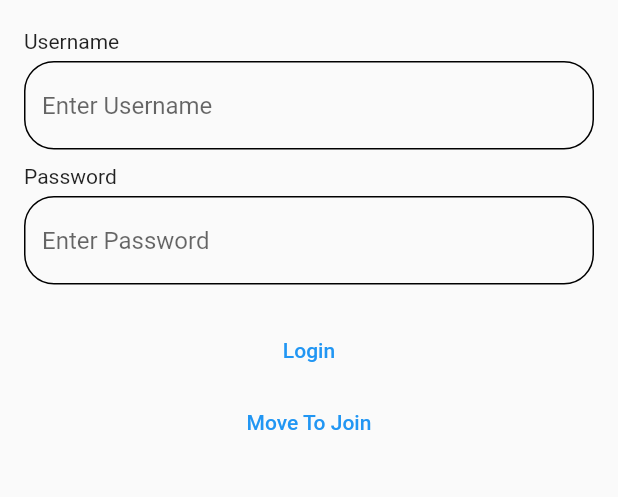
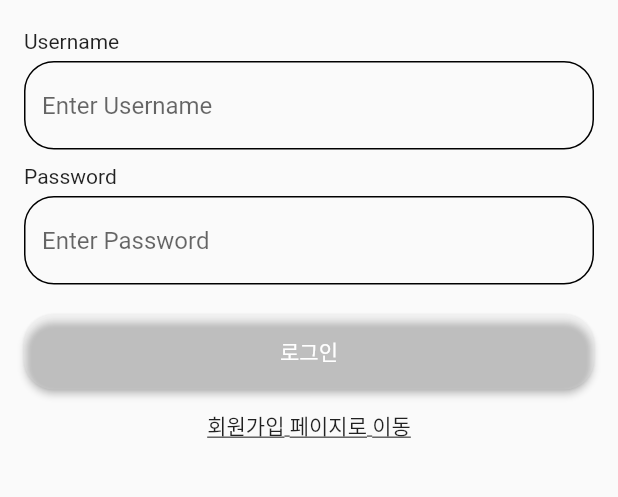
Before and after one commit to codingspecialist/flutter-blog-riverpod-2023-last, a Flutter app: the screen it shows after launch, on a phone screen of 412 x 824 dp, the part 350-847 px from its top. Run offline on Flutter 3.47's test engine with Material 2 defaults, Android fonts, the phone set to English and light mode, and no system bars; our stand-ins replace flutter_svg, logger, validators.

Commit message:
회원정보 보기 삭제

```diff
--- a/lib/core/constants/move.dart
+++ b/lib/core/constants/move.dart
@@ -3,7 +3,6 @@ import 'package:flutter_blog_2/views/pages/auth/join_page/join_page.dart';
 import 'package:flutter_blog_2/views/pages/auth/login_page/login_page.dart';
 import 'package:flutter_blog_2/views/pages/post/list_page/post_list_page.dart';
 import 'package:flutter_blog_2/views/pages/post/write_page/post_write_page.dart';
-import 'package:flutter_blog_2/views/pages/user/info_page/user_info_page.dart';
 
 class Move {
   static String loginPage = "/login";
@@ -15,10 +14,9 @@ class Move {
 
 Map<String, Widget Function(BuildContext)> getRouters() {
   return {
-    Move.loginPage: (context) => LoginPage(),
-    Move.joinPage: (context) => JoinPage(),
+    Move.loginPage: (context) => const LoginPage(),
+    Move.joinPage: (context) => const JoinPage(),
     Move.postListPage: (context) => PostListPage(),
-    Move.postWritePage: (context) => PostWritePage(),
-    Move.userInfoPage: (context) => UserInfoPage(),
+    Move.postWritePage: (context) => const PostWritePage(),
   };
 }
--- a/lib/views/components/custom_elavated_button.dart
+++ b/lib/views/components/custom_elavated_button.dart
@@ -14,7 +14,7 @@ class CustomElevatedButton extends StatelessWidget {
         shape: RoundedRectangleBorder(
           borderRadius: BorderRadius.circular(20),
         ),
-        backgroundColor: Colors.orange,
+        backgroundColor: Colors.white12,
       ),
       onPressed: funPageRoute,
       child: Text("$text"),
--- a/lib/views/components/custom_text_button.dart
+++ b/lib/views/components/custom_text_button.dart
@@ -10,7 +10,7 @@ class CustomTextButton extends StatelessWidget {
   Widget build(BuildContext context) {
     return TextButton(
       onPressed: function,
-      child: Text(text),
+      child: Text(text, style: const TextStyle(color: Colors.black87, decoration: TextDecoration.underline)),
     );
   }
 }
--- a/lib/views/pages/auth/join_page/components/join_body.dart
+++ b/lib/views/pages/auth/join_page/components/join_body.dart
@@ -19,8 +19,8 @@ class JoinBody extends StatelessWidget {
           const SizedBox(height: largeGap),
           JoinForm(),
           CustomTextButton(
-            "Move To Login",
-                () {
+            "로그인 페이지로 이동",
+            () {
               Navigator.pushNamed(context, Move.loginPage);
             },
           ),
--- a/lib/views/pages/auth/join_page/components/join_form.dart
+++ b/lib/views/pages/auth/join_page/components/join_form.dart
@@ -2,6 +2,7 @@ import 'package:flutter/material.dart';
 import 'package:flutter_blog_2/core/constants/size.dart';
 import 'package:flutter_blog_2/core/util/validator_util.dart';
 import 'package:flutter_blog_2/views/components/custom_auth_text_form_field.dart';
+import 'package:flutter_blog_2/views/components/custom_elavated_button.dart';
 
 class JoinForm extends StatelessWidget {
   final _formKey = GlobalKey<FormState>();
@@ -38,11 +39,7 @@ class JoinForm extends StatelessWidget {
             controller: _password,
           ),
           const SizedBox(height: largeGap),
-          TextButton(
-            onPressed: () {
-            },
-            child: const Text("Join"),
-          ),
+          CustomElevatedButton(text: "회원가입", funPageRoute: () {}),
         ],
       ),
     );
--- a/lib/views/pages/auth/login_page/components/login_body.dart
+++ b/lib/views/pages/auth/login_page/components/login_body.dart
@@ -19,8 +19,8 @@ class LoginBody extends StatelessWidget {
           const SizedBox(height: largeGap),
           LoginForm(),
           CustomTextButton(
-            "Move To Join",
-                () {
+            "회원가입 페이지로 이동",
+            () {
               Navigator.pushNamed(context, Move.joinPage);
             },
           ),
--- a/lib/views/pages/auth/login_page/components/login_form.dart
+++ b/lib/views/pages/auth/login_page/components/login_form.dart
@@ -3,6 +3,7 @@ import 'package:flutter_blog_2/core/constants/move.dart';
 import 'package:flutter_blog_2/core/constants/size.dart';
 import 'package:flutter_blog_2/core/util/validator_util.dart';
 import 'package:flutter_blog_2/views/components/custom_auth_text_form_field.dart';
+import 'package:flutter_blog_2/views/components/custom_elavated_button.dart';
 
 class LoginForm extends StatelessWidget {
   final _formKey = GlobalKey<FormState>();
@@ -31,14 +32,13 @@ class LoginForm extends StatelessWidget {
             controller: _password,
           ),
           const SizedBox(height: largeGap),
-          TextButton(
-            onPressed: () {
-              if (_formKey.currentState!.validate()) {
-                Navigator.popAndPushNamed(context, Move.postListPage);
-              }
-            },
-            child: const Text("Login"),
-          ),
+          CustomElevatedButton(
+              text: "로그인",
+              funPageRoute: () {
+                if (_formKey.currentState!.validate()) {
+                  Navigator.popAndPushNamed(context, Move.postListPage);
+                }
+              }),
         ],
       ),
     );
--- a/lib/views/pages/post/update_page/components/post_update_form.dart
+++ b/lib/views/pages/post/update_page/components/post_update_form.dart
@@ -4,9 +4,8 @@ import 'package:flutter_blog_2/core/util/validator_util.dart';
 import 'package:flutter_blog_2/views/components/custom_elavated_button.dart';
 import 'package:flutter_blog_2/views/components/custom_text_area.dart';
 import 'package:flutter_blog_2/views/components/custom_text_form_field.dart';
-import 'package:flutter_riverpod/flutter_riverpod.dart';
 
-class PostUpdateForm extends ConsumerWidget {
+class PostUpdateForm extends StatelessWidget {
   final _formKey = GlobalKey<FormState>();
   final _title = TextEditingController();
   final _content = TextEditingController();
@@ -14,7 +13,7 @@ class PostUpdateForm extends ConsumerWidget {
   PostUpdateForm({Key? key}) : super(key: key);
 
   @override
-  Widget build(BuildContext context, WidgetRef ref) {
+  Widget build(BuildContext context) {
     return Form(
       key: _formKey,
       child: ListView(
--- a/pubspec.yaml
+++ b/pubspec.yaml
@@ -34,10 +34,10 @@ dependencies:
   flutter_lints: ^2.0.1
   validators: ^3.0.0
   intl: ^0.18.1
-  dio: ^5.2.0
-  flutter_riverpod: ^2.3.6
+  #dio: ^5.2.0
+  #flutter_riverpod: ^2.3.6
   logger: ^1.3.0
-  flutter_secure_storage: ^8.0.0
+  #flutter_secure_storage: ^8.0.0
   cupertino_icons: ^1.0.2
 
 dev_dependencies:
```
Also changed, not shown: lib/views/components/custom_navigator.dart (+2 -18 lines), lib/views/pages/user/info_page/components/user_info_appbar.dart (deleted, +0 -34 lines), lib/views/pages/user/info_page/components/user_info_body.dart (deleted, +0 -28 lines), lib/views/pages/user/info_page/components/user_info_profile.dart (deleted, +0 -41 lines), lib/views/pages/user/info_page/user_info_page.dart (deleted, +0 -24 lines), lib/main.dart (line endings or trailing spaces), pubspec.lock.
